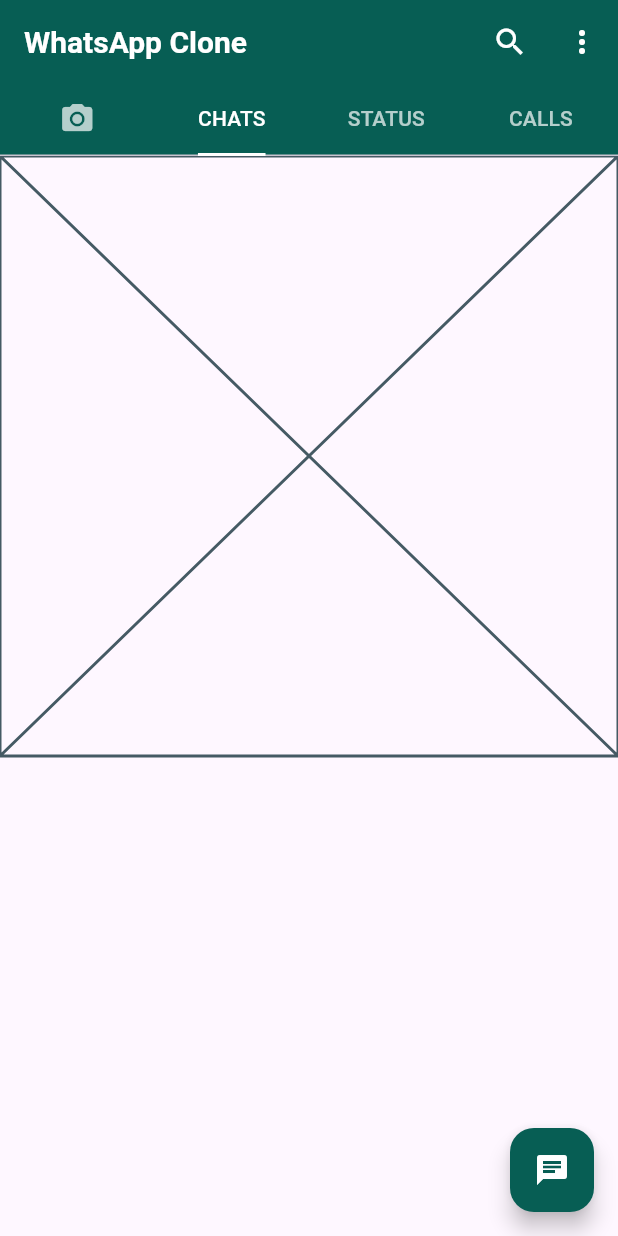
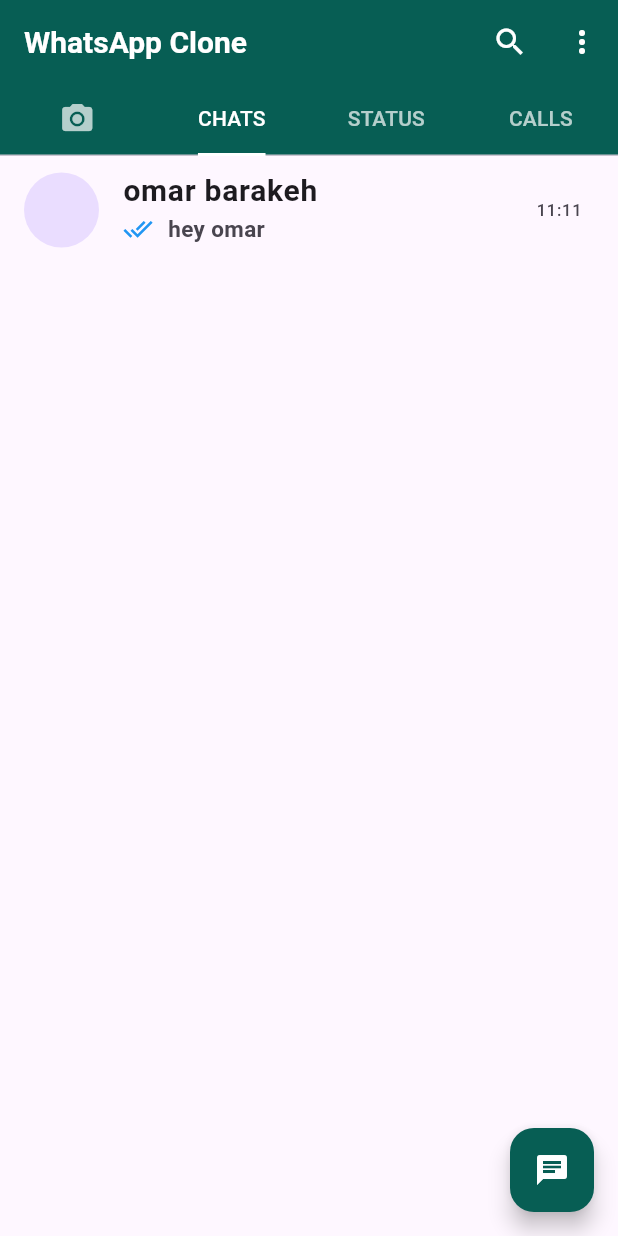
Before and after one commit to omar-albarakeh/chatapp, a Flutter app: the screen it shows after launch, on a phone screen of 412 x 824 dp. Run offline on Flutter 3.47's test engine with Material 3 defaults, Android fonts, the phone set to English and light mode, and no system bars.

Commit message:
flutter <> customui updated

```diff
--- a/lib/CustomUI/CustomUI.dart
+++ b/lib/CustomUI/CustomUI.dart
@@ -10,6 +10,19 @@ class Customui extends StatefulWidget {
 class _CustomuiState extends State<Customui> {
   @override
   Widget build(BuildContext context) {
-    return const Placeholder();
+    return ListTile(
+      leading: CircleAvatar(
+        radius: 25,
+      ),
+      title: Text("omar barakeh",style: TextStyle(fontSize: 20,fontWeight: FontWeight.bold)),
+      subtitle: Row(
+        children: [
+          Icon(Icons.done_all,size: 20,color: Colors.blue,),
+          SizedBox(width: 10,),
+          Text("hey omar",style: TextStyle(fontSize: 15,fontWeight: FontWeight.bold)),
+        ],
+      ),
+      trailing: Text("11:11"),
+    );
   }
 }
```
